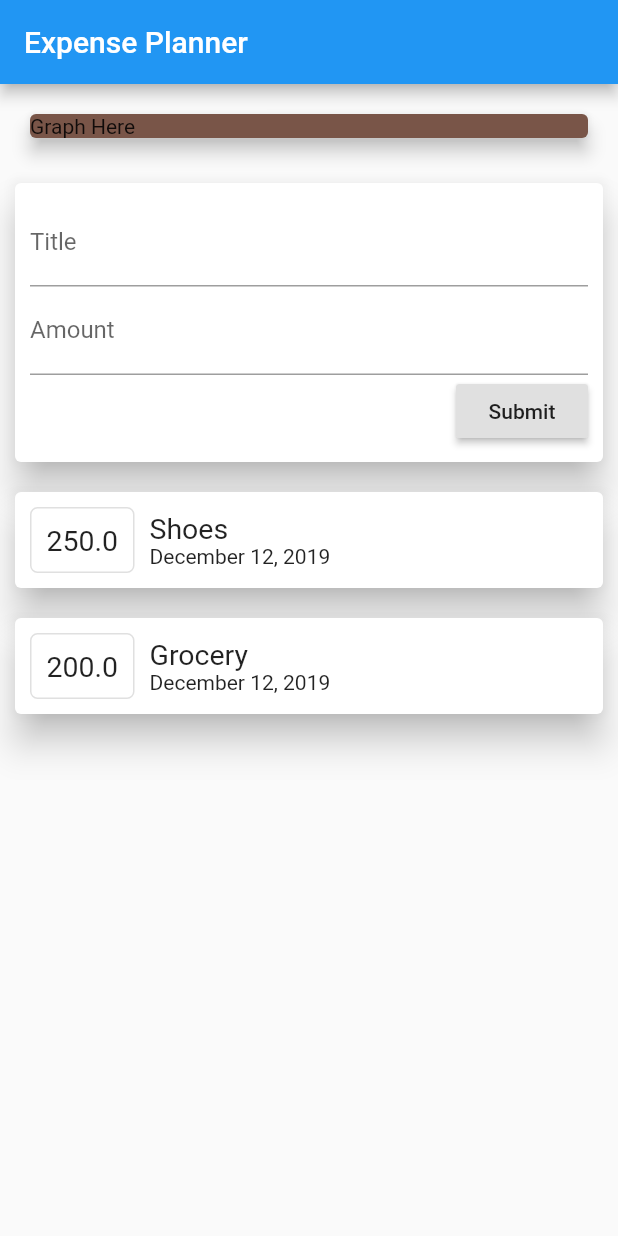
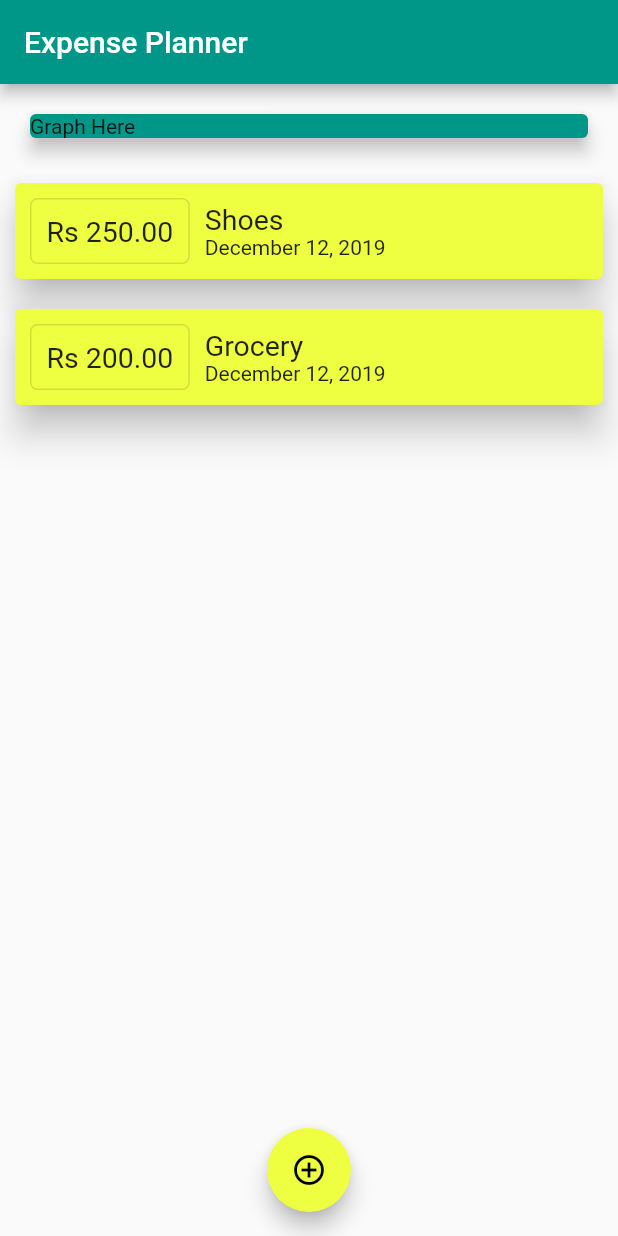
Before and after one commit to Shubxam/expense-manager-app, a Flutter app: the screen it shows after launch, on a phone screen of 412 x 824 dp. Run offline on Flutter 3.47's test engine with Material 2 defaults, Android fonts, the phone set to English and light mode, and no system bars.

Commit message:
add modalbottomsheet and theme

```diff
--- a/lib/main.dart
+++ b/lib/main.dart
@@ -11,13 +11,12 @@ class MyApp extends StatelessWidget {
   @override
   Widget build(BuildContext context) {
     return MaterialApp(
+      theme: ThemeData(
+        primarySwatch: Colors.teal,
+        accentColor: Colors.limeAccent
+      ),
       title: 'Expense Planner',
-      home: Scaffold(
-        appBar: AppBar(
-          title: Text("Expense Planner"),
-        ),
-        body: SingleChildScrollView(child: MyHomePage()),
-      ),
+      home: MyHomePage(),
     );
   }
 }
@@ -28,11 +27,21 @@ class MyHomePage extends StatefulWidget {
 }
 
 class _MyHomePageState extends State<MyHomePage> {
-  void addTxnMethod(Transaction transaction){
+  void startAddTxn(context) {
+    showModalBottomSheet(
+      context: context,
+      builder: (_) {
+        return AddTx(addTxnMethod);
+      },
+    );
+  }
+
+  void addTxnMethod(Transaction transaction) {
     setState(() {
       transactions.add(transaction);
     });
   }
+
   final List<Transaction> transactions = [
     Transaction(
       amount: 250,
@@ -49,7 +58,12 @@ class _MyHomePageState extends State<MyHomePage> {
   ];
   @override
   Widget build(BuildContext context) {
-    return Column(
+    return Scaffold(
+      appBar: AppBar(
+        title: Text("Expense Planner"),
+      ),
+      body: SingleChildScrollView(
+        child: Column(
           mainAxisAlignment: MainAxisAlignment.start,
           children: <Widget>[
             Container(
@@ -58,13 +72,20 @@ class _MyHomePageState extends State<MyHomePage> {
               child: Card(
                 child: Text("Graph Here"),
                 elevation: 5,
-            color: Colors.brown,
+                color: Theme.of(context).primaryColor,
                 margin: EdgeInsets.all(10),
               ),
             ),
-        AddTx(addTxnMethod),
+            // AddTx(addTxnMethod),
             ShowTx(transactions),
           ],
+        ),
+      ),
+      floatingActionButton: FloatingActionButton(
+        child: Icon(Icons.add_circle_outline),
+        onPressed: () => startAddTxn(context),
+      ),
+      floatingActionButtonLocation: FloatingActionButtonLocation.centerFloat,
     );
   }
 }
--- a/lib/widgets/ShowTx.dart
+++ b/lib/widgets/ShowTx.dart
@@ -14,6 +14,7 @@ class ShowTx extends StatelessWidget {
         itemCount: transactions.length,
         itemBuilder: (context, index) {
           return Card(
+            color: Theme.of(context).accentColor,
             margin: EdgeInsets.all(10),
             elevation: 10,
             child: Row(
@@ -22,7 +23,7 @@ class ShowTx extends StatelessWidget {
                   padding: EdgeInsets.all(10),
                   margin: EdgeInsets.all(10),
                   child: Text(
-                    transactions[index].amount.toString(),
+                    "Rs ${transactions[index].amount.toStringAsFixed(2)}",
                     style: TextStyle(fontSize: 19),
                   ),
                   decoration: BoxDecoration(
```
Also changed, not shown: lib/widgets/AddTx.dart (+37 -14 lines), pubspec.lock, 1 other file. Lines whose indentation alone changed are shown as unchanged.
